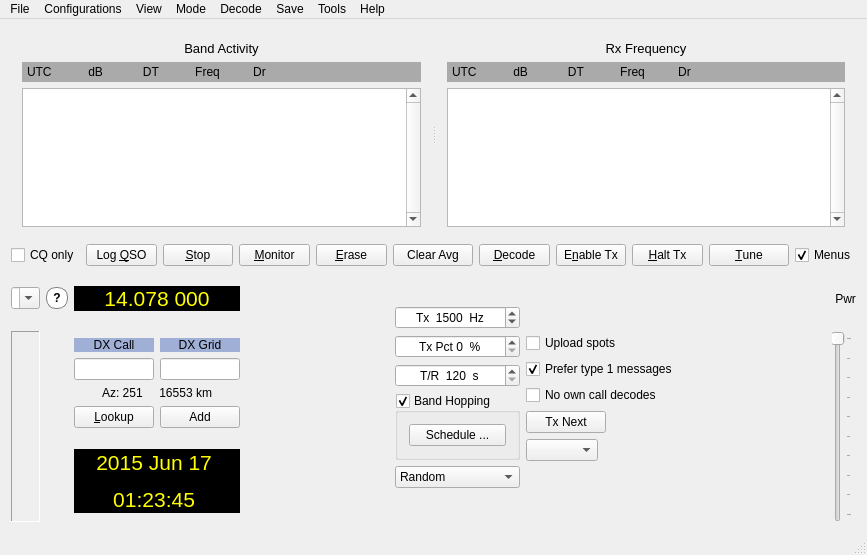
This is widgets/mainwindow.ui in saitohirga/WSJT-X as Qt 5 draws it before an edit. The edited form follows.
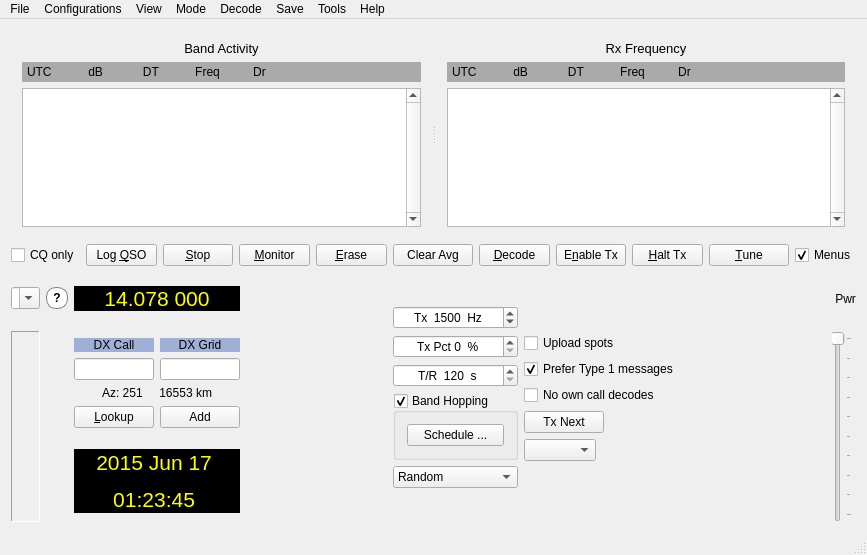
This is the edited form. The open tabs and pages were chosen to show the change. Custom widgets are drawn as their Qt base class.

Commit message: Round-robin control should be visible only in FST240W mode.

Patch:
```diff
--- a/widgets/mainwindow.ui
+++ b/widgets/mainwindow.ui
@@ -2697,7 +2697,7 @@
                          <string>6 digit locators cause 2 different messages to be sent, the second contains the full locator but only a hashed callsign, other stations must have decoded the first once before they can decode your call in the second. Check this option to only send 4 digit locators if it will avoid the two message protocol.</string>
                         </property>
                         <property name="text">
-                         <string>Prefer type 1 messages</string>
+                         <string>Prefer Type 1 messages</string>
                         </property>
                         <property name="checked">
                          <bool>true</bool>
```
The commit also changes 1 other file.
